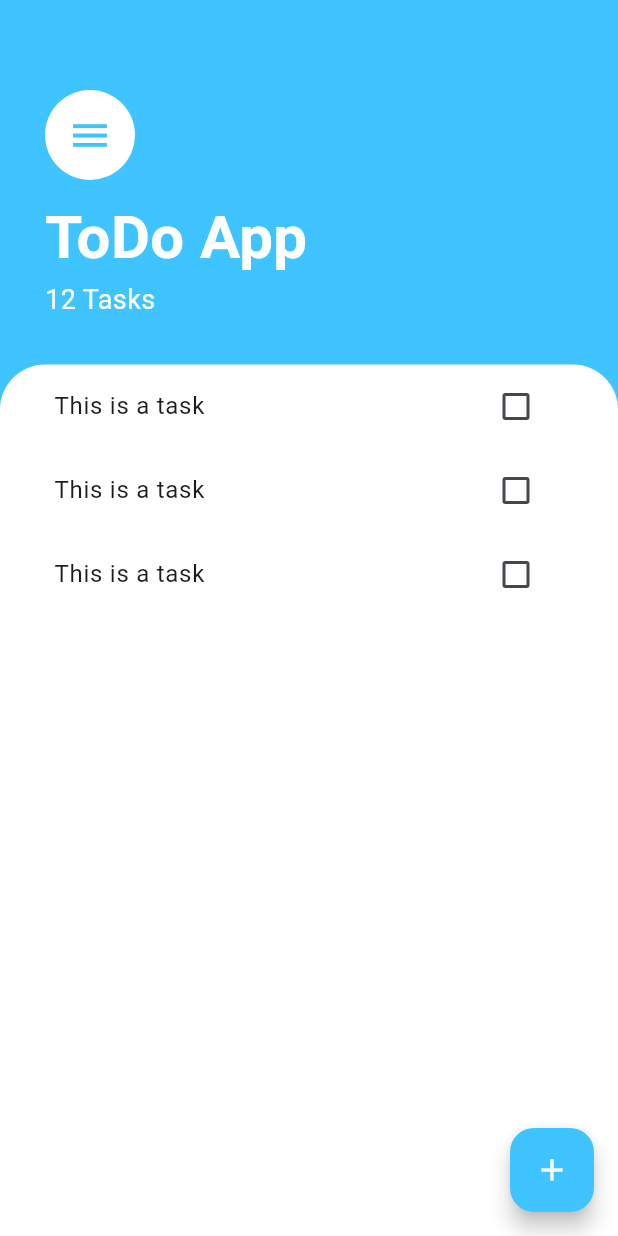
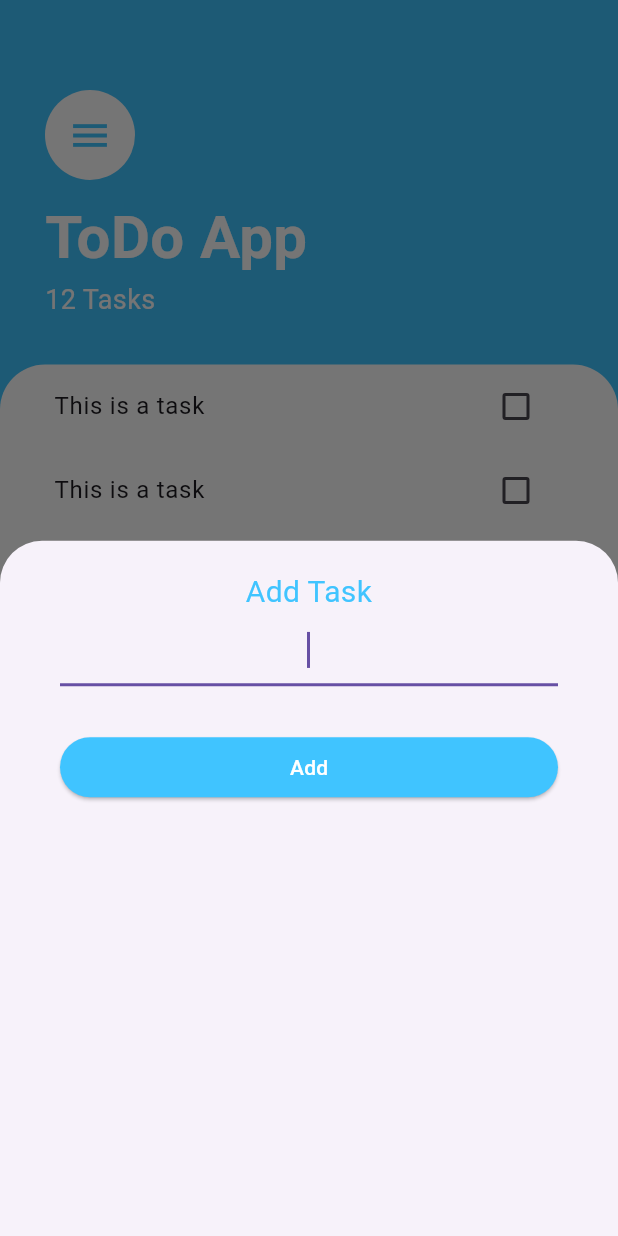
Before and after one commit to alexmortelsison/ToDo-App, a Flutter app: the screen it shows after launch, after a tap on the "add" icon, on a phone screen of 412 x 824 dp. Run offline on Flutter 3.47's test engine with Material 3 defaults, Android fonts, the phone set to English and light mode, and no system bars.

Commit message:
updated add_task_screen.dart

```diff
--- /dev/null
+++ b/lib/screens/add_task_screen.dart
@@ -0,0 +1,48 @@
+import 'package:flutter/material.dart';
+
+class AddTaskScreen extends StatelessWidget {
+  const AddTaskScreen({super.key});
+
+  @override
+  Widget build(BuildContext context) {
+    return Container(
+      child: Padding(
+        padding: const EdgeInsets.symmetric(
+          horizontal: 40,
+          vertical: 20,
+        ),
+        child: Column(
+          crossAxisAlignment: CrossAxisAlignment.stretch,
+          children: [
+            const Text(
+              'Add Task',
+              style: TextStyle(
+                  fontSize: 20,
+                  color: Colors.lightBlueAccent,
+                  fontWeight: FontWeight.w400),
+              textAlign: TextAlign.center,
+            ),
+            const TextField(
+              autofocus: true,
+              textAlign: TextAlign.center,
+            ),
+            const SizedBox(
+              height: 30,
+            ),
+            ElevatedButton(
+              style: ElevatedButton.styleFrom(
+                  backgroundColor: Colors.lightBlueAccent),
+              onPressed: () {},
+              child: const Text(
+                'Add',
+                style: TextStyle(
+                  color: Colors.white,
+                ),
+              ),
+            ),
+          ],
+        ),
+      ),
+    );
+  }
+}
--- a/lib/screens/tasks_screen.dart
+++ b/lib/screens/tasks_screen.dart
@@ -2,6 +2,7 @@ import 'package:flutter/material.dart';
 import 'package:flutter/widgets.dart';
 
 import '../widgets.dart/tasks_list.dart';
+import 'add_task_screen.dart';
 
 class TasksScreen extends StatefulWidget {
   const TasksScreen({super.key});
@@ -15,7 +16,10 @@ class _TasksScreenState extends State<TasksScreen> {
   Widget build(BuildContext context) {
     return Scaffold(
       floatingActionButton: FloatingActionButton(
-        onPressed: () {},
+        onPressed: () {
+          showModalBottomSheet(
+              context: context, builder: (context) => const AddTaskScreen());
+        },
         backgroundColor: Colors.lightBlueAccent,
         child: const Icon(
           color: Colors.white,
```
